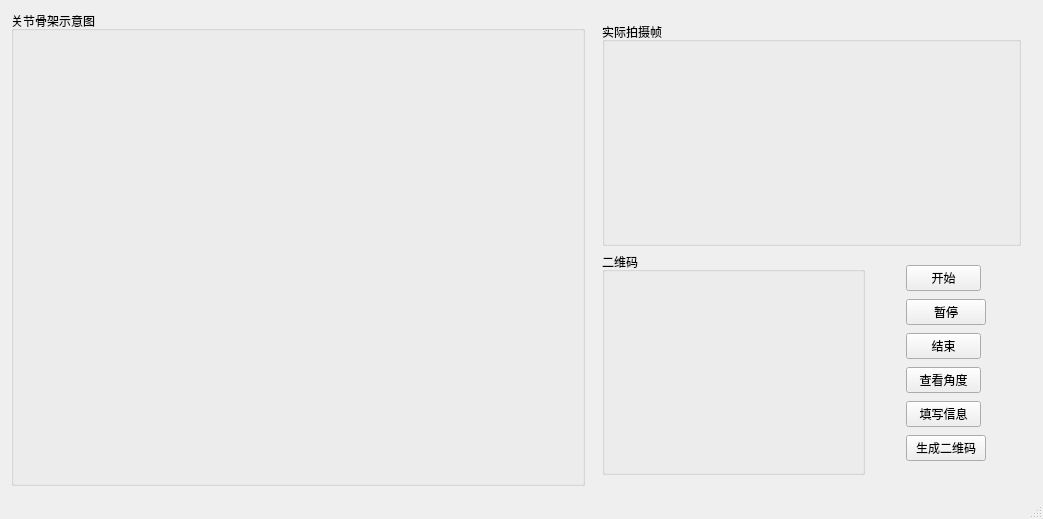
Before: the Qt Designer form mainwindow.ui in dshnightmare/skeleton, drawn with Qt 5.
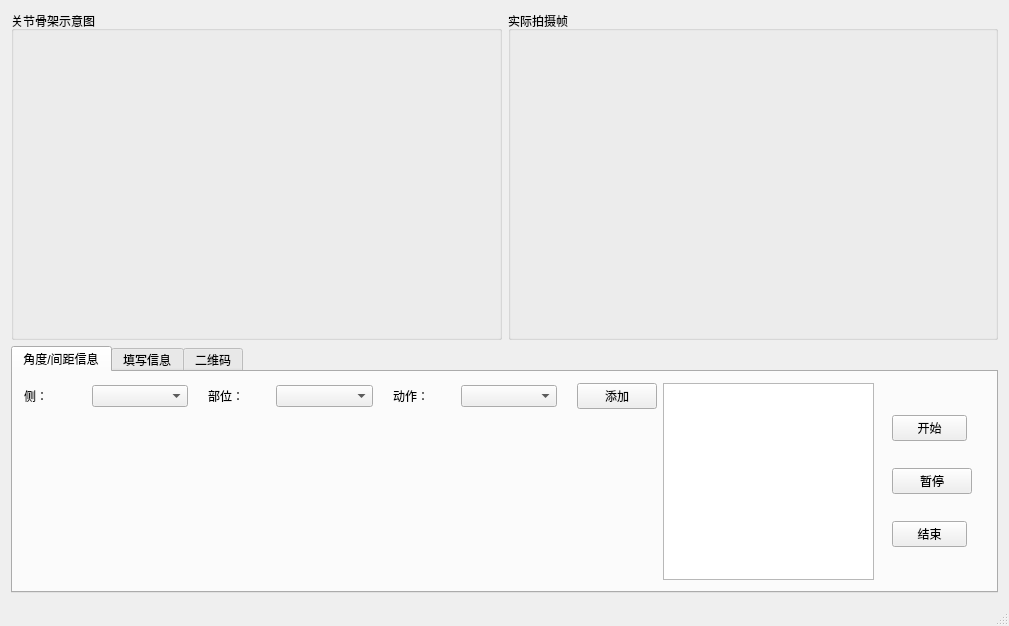
After: the same form once the commit is applied. Custom widgets are drawn as their Qt base class.

Commit message: New Change to mainwindow, merge mainwindow and seeangle window.

```diff
--- a/mainwindow.ui
+++ b/mainwindow.ui
@@ -6,22 +6,24 @@
    <rect>
     <x>0</x>
     <y>0</y>
-    <width>1043</width>
-    <height>519</height>
+    <width>1009</width>
+    <height>626</height>
    </rect>
   </property>
   <property name="windowTitle">
    <string>MainWindow</string>
   </property>
   <widget class="QWidget" name="centralWidget">
+   <layout class="QVBoxLayout" name="verticalLayout" stretch="4,3">
+    <item>
    <layout class="QHBoxLayout" name="horizontalLayout">
     <item>
      <widget class="QGroupBox" name="groupBox">
       <property name="title">
        <string>关节骨架示意图</string>
       </property>
-      <layout class="QGridLayout" name="gridLayout">
-       <item row="0" column="0">
+        <layout class="QHBoxLayout" name="horizontalLayout_4">
+         <item>
         <widget class="QLabel" name="skeleton">
          <property name="sizePolicy">
           <sizepolicy hsizetype="Preferred" vsizetype="Preferred">
@@ -38,55 +40,12 @@
      </widget>
     </item>
     <item>
-     <widget class="QWidget" name="widget" native="true">
-      <property name="sizePolicy">
-       <sizepolicy hsizetype="Maximum" vsizetype="Preferred">
-        <horstretch>0</horstretch>
-        <verstretch>0</verstretch>
-       </sizepolicy>
-      </property>
-      <property name="maximumSize">
-       <size>
-        <width>441</width>
-        <height>16777215</height>
-       </size>
-      </property>
-      <layout class="QGridLayout" name="gridLayout_5">
-       <item row="1" column="0">
-        <widget class="QGroupBox" name="groupBox_3">
-         <property name="title">
-          <string>二维码</string>
-         </property>
-         <layout class="QGridLayout" name="gridLayout_4">
-          <item row="0" column="0">
-           <widget class="QLabel" name="qrcode">
-            <property name="sizePolicy">
-             <sizepolicy hsizetype="Maximum" vsizetype="Preferred">
-              <horstretch>0</horstretch>
-              <verstretch>0</verstretch>
-             </sizepolicy>
-            </property>
-            <property name="maximumSize">
-             <size>
-              <width>181</width>
-              <height>16777215</height>
-             </size>
-            </property>
-            <property name="text">
-             <string/>
-            </property>
-           </widget>
-          </item>
-         </layout>
-        </widget>
-       </item>
-       <item row="0" column="0" colspan="2">
         <widget class="QGroupBox" name="groupBox_2">
          <property name="title">
           <string>实际拍摄帧</string>
          </property>
-         <layout class="QGridLayout" name="gridLayout_2">
-          <item row="0" column="0">
+        <layout class="QHBoxLayout" name="horizontalLayout_2">
+         <item>
            <widget class="QLabel" name="rgb">
             <property name="text">
              <string/>
@@ -96,7 +55,86 @@
          </layout>
         </widget>
        </item>
-       <item row="1" column="1">
+     </layout>
+    </item>
+    <item>
+     <widget class="QTabWidget" name="horizontalTabWidget">
+      <property name="sizePolicy">
+       <sizepolicy hsizetype="Preferred" vsizetype="Preferred">
+        <horstretch>0</horstretch>
+        <verstretch>0</verstretch>
+       </sizepolicy>
+      </property>
+      <property name="currentIndex">
+       <number>0</number>
+      </property>
+      <widget class="QWidget" name="horizontalTabWidgetPage1">
+       <attribute name="title">
+        <string>角度/间距信息</string>
+       </attribute>
+       <layout class="QHBoxLayout" name="horizontalLayout_3" stretch="6,2,1">
+        <item>
+         <layout class="QVBoxLayout" name="verticalLayout_2" stretch="0,0">
+          <item>
+           <layout class="QHBoxLayout" name="horizontalLayout_5" stretch="1,2,1,2,1,2,1">
+            <property name="spacing">
+             <number>20</number>
+            </property>
+            <item>
+             <widget class="QLabel" name="label">
+              <property name="text">
+               <string>侧：</string>
+              </property>
+             </widget>
+            </item>
+            <item>
+             <widget class="QComboBox" name="select_side"/>
+            </item>
+            <item>
+             <widget class="QLabel" name="label_2">
+              <property name="text">
+               <string>部位：</string>
+              </property>
+             </widget>
+            </item>
+            <item>
+             <widget class="QComboBox" name="select_position"/>
+            </item>
+            <item>
+             <widget class="QLabel" name="label_3">
+              <property name="text">
+               <string>动作：</string>
+              </property>
+             </widget>
+            </item>
+            <item>
+             <widget class="QComboBox" name="select_action"/>
+            </item>
+            <item>
+             <widget class="QPushButton" name="add_angle">
+              <property name="text">
+               <string>添加</string>
+              </property>
+             </widget>
+            </item>
+           </layout>
+          </item>
+          <item>
+           <widget class="QwtPlot" name="qwtPlot">
+            <property name="sizePolicy">
+             <sizepolicy hsizetype="Preferred" vsizetype="Preferred">
+              <horstretch>0</horstretch>
+              <verstretch>0</verstretch>
+             </sizepolicy>
+            </property>
+           </widget>
+          </item>
+         </layout>
+        </item>
+        <item>
+         <widget class="QListWidget" name="selected_angles"/>
+        </item>
+        <item>
         <widget class="QWidget" name="widget_2" native="true">
          <property name="sizePolicy">
           <sizepolicy hsizetype="Maximum" vsizetype="Preferred">
@@ -111,6 +149,25 @@
           </size>
          </property>
          <layout class="QGridLayout" name="gridLayout_3">
+           <item row="2" column="0">
+            <widget class="QPushButton" name="stop">
+             <property name="sizePolicy">
+              <sizepolicy hsizetype="Maximum" vsizetype="Fixed">
+               <horstretch>0</horstretch>
+               <verstretch>0</verstretch>
+              </sizepolicy>
+             </property>
+             <property name="maximumSize">
+              <size>
+               <width>75</width>
+               <height>16777215</height>
+              </size>
+             </property>
+             <property name="text">
+              <string>结束</string>
+             </property>
+            </widget>
+           </item>
           <item row="0" column="0">
            <widget class="QPushButton" name="start">
             <property name="sizePolicy">
@@ -149,45 +206,20 @@
             </property>
            </widget>
           </item>
-          <item row="2" column="0">
-           <widget class="QPushButton" name="stop">
-            <property name="sizePolicy">
-             <sizepolicy hsizetype="Maximum" vsizetype="Fixed">
-              <horstretch>0</horstretch>
-              <verstretch>0</verstretch>
-             </sizepolicy>
-            </property>
-            <property name="maximumSize">
-             <size>
-              <width>75</width>
-              <height>16777215</height>
-             </size>
-            </property>
-            <property name="text">
-             <string>结束</string>
-            </property>
-           </widget>
-          </item>
-          <item row="3" column="0">
-           <widget class="QPushButton" name="seeangle">
-            <property name="sizePolicy">
-             <sizepolicy hsizetype="Maximum" vsizetype="Fixed">
-              <horstretch>0</horstretch>
-              <verstretch>0</verstretch>
-             </sizepolicy>
-            </property>
-            <property name="maximumSize">
-             <size>
-              <width>75</width>
-              <height>16777215</height>
-             </size>
-            </property>
-            <property name="text">
-             <string>查看角度</string>
-            </property>
-           </widget>
-          </item>
-          <item row="4" column="0">
+          </layout>
+         </widget>
+        </item>
+       </layout>
+      </widget>
+      <widget class="QWidget" name="tab">
+       <attribute name="title">
+        <string>填写信息</string>
+       </attribute>
+       <layout class="QHBoxLayout" name="horizontalLayout_6" stretch="1">
+        <item>
+         <widget class="QWidget" name="widget" native="true">
+          <layout class="QGridLayout" name="gridLayout">
+           <item row="1" column="0">
            <widget class="QPushButton" name="fillinfo">
             <property name="sizePolicy">
              <sizepolicy hsizetype="Maximum" vsizetype="Fixed">
@@ -206,20 +238,43 @@
             </property>
            </widget>
           </item>
-          <item row="5" column="0">
+          </layout>
+         </widget>
+        </item>
+       </layout>
+      </widget>
+      <widget class="QWidget" name="tab_2">
+       <attribute name="title">
+        <string>二维码</string>
+       </attribute>
+       <layout class="QHBoxLayout" name="horizontalLayout_7">
+        <item>
+         <widget class="QGroupBox" name="groupBox_3">
+          <property name="title">
+           <string>二维码</string>
+          </property>
+          <layout class="QGridLayout" name="gridLayout_4">
+           <item row="0" column="0">
+            <widget class="QLabel" name="qrcode">
+             <property name="sizePolicy">
+              <sizepolicy hsizetype="Maximum" vsizetype="Preferred">
+               <horstretch>0</horstretch>
+               <verstretch>0</verstretch>
+              </sizepolicy>
+             </property>
+             <property name="maximumSize">
+              <size>
+               <width>181</width>
+               <height>16777215</height>
+              </size>
+             </property>
+             <property name="text">
+              <string/>
+             </property>
+            </widget>
+           </item>
+           <item row="1" column="0">
            <widget class="QPushButton" name="Qrcode">
-            <property name="sizePolicy">
-             <sizepolicy hsizetype="Maximum" vsizetype="Fixed">
-              <horstretch>0</horstretch>
-              <verstretch>0</verstretch>
-             </sizepolicy>
-            </property>
-            <property name="minimumSize">
-             <size>
-              <width>75</width>
-              <height>0</height>
-             </size>
-            </property>
             <property name="text">
              <string>生成二维码</string>
             </property>
@@ -230,6 +285,7 @@
        </item>
       </layout>
      </widget>
+     </widget>
     </item>
    </layout>
   </widget>
@@ -238,7 +294,7 @@
     <rect>
      <x>0</x>
      <y>0</y>
-     <width>1043</width>
+     <width>1009</width>
      <height>23</height>
     </rect>
    </property>
@@ -246,6 +302,13 @@
   <widget class="QStatusBar" name="statusBar"/>
  </widget>
  <layoutdefault spacing="6" margin="11"/>
+ <customwidgets>
+  <customwidget>
+   <class>QwtPlot</class>
+   <extends>QFrame</extends>
+   <header>qwt_plot.h</header>
+  </customwidget>
+ </customwidgets>
  <resources/>
  <connections/>
 </ui>
```
Lines whose indentation alone changed are shown as unchanged. The commit also changes 13 other files.
